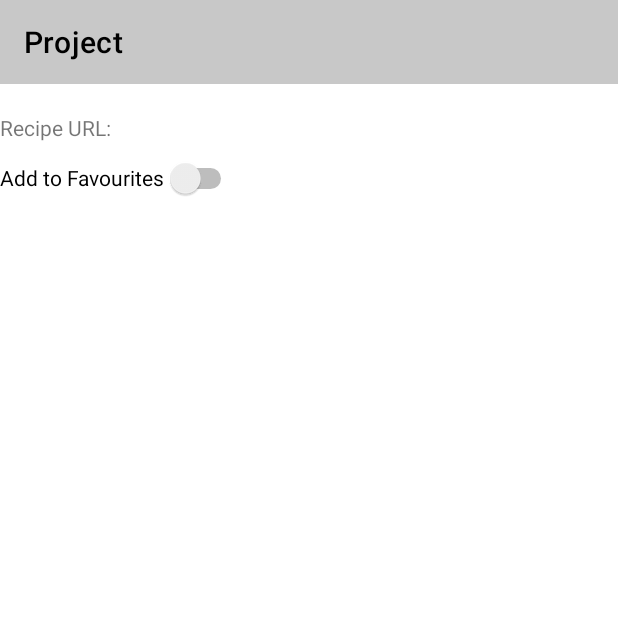
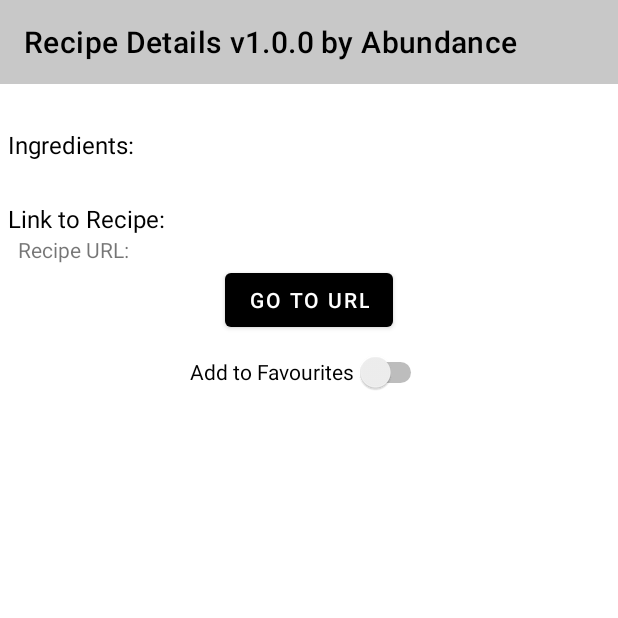
Before and after one commit to abundanceesim/AreYouHungry, an Android app: the RecipeDetailsActivity screen opened directly, with no data from a screen before it, on a phone screen of 412 x 824 dp, the top half of it. Run offline under Robolectric (Android 15) with nearby library versions, the phone set to English and light mode, and no system bars.

Commit message:
Completed recipe details page - Abundance.

```diff
--- a/app/src/main/java/com/cst2335/areyouhungry/HomeActivity.java
+++ b/app/src/main/java/com/cst2335/areyouhungry/HomeActivity.java
@@ -24,7 +24,7 @@ import java.util.TimerTask;
 public class HomeActivity extends AppCompatActivity {
     /**TO DO:
      * Make Snackbar work
-     * Use Aync Task to retrieve probably a title for the recipe app
+     * Use Async Task to retrieve probably a title for the recipe app
      * Make frame layout and use it for the person's name or something. Create a fragment and pass the person's name into it
      * Add a login button that redirects the user to an activity(HomeFragment) which is an About page.
      * "Thank you so much for using our app, usersName! We really hope you enjoy the experience. Please do well to leave a rating for our app
@@ -91,9 +91,6 @@ public class HomeActivity extends AppCompatActivity {
         signUp.setOnClickListener( click -> {
             name = findViewById(R.id.userName);
             String userName = name.getText().toString();
-            //Bundle args = new Bundle();
-            //args.putString("username", userName);
-            //updateProgress();
             Intent goToSignUpPage = new Intent(HomeActivity.this, SignUpActivity.class);
             goToSignUpPage.putExtra("username", userName);
             startActivity(goToSignUpPage);
--- a/app/src/main/java/com/cst2335/areyouhungry/RecipeDetailsActivity.java
+++ b/app/src/main/java/com/cst2335/areyouhungry/RecipeDetailsActivity.java
@@ -13,25 +13,23 @@ public class RecipeDetailsActivity extends AppCompatActivity {
         super.onCreate(savedInstanceState);
         setContentView(R.layout.activity_recipe_details);
 
+        //getting results from search activity
         Intent fromSearchActivity = getIntent();
         String recipeTitle = fromSearchActivity.getStringExtra("title");
         String recipeURL = fromSearchActivity.getStringExtra("url");
+        String recipeIngredients = fromSearchActivity.getStringExtra("ingredients");
 
-
-        /*FragmentManager fragmentManager = getSupportFragmentManager();
-        fragmentManager.beginTransaction()
-                .replace(R.id.recipe_frame, RecipeFragment.class, null)
-                .setReorderingAllowed(true)
-                .addToBackStack("recipe").commit();*/
-
+        //starting fragment transaction to replace frame layout with fragment
         RecipeFragment recipeFragment = new RecipeFragment();
         FragmentTransaction ft = getSupportFragmentManager().beginTransaction();
         ft.replace(R.id.frame2, recipeFragment);    // add Fragment
         ft.commit();
 
+        //sending arguments to fragment to be used to edit layout
         Bundle bundle = new Bundle();
         bundle.putString("title", recipeTitle);
         bundle.putString("url", recipeURL);
+        bundle.putString("ingredients", recipeIngredients);
         recipeFragment.setArguments(bundle);
     }
 }
--- a/app/src/main/java/com/cst2335/areyouhungry/RecipeFragment.java
+++ b/app/src/main/java/com/cst2335/areyouhungry/RecipeFragment.java
@@ -1,15 +1,21 @@
 package com.cst2335.areyouhungry;
 
+import android.content.Intent;
+import android.net.Uri;
 import android.os.Bundle;
 
+import androidx.appcompat.widget.Toolbar;
 import androidx.fragment.app.Fragment;
 
 import android.view.LayoutInflater;
 import android.view.View;
 import android.view.ViewGroup;
+import android.widget.Button;
 import android.widget.Switch;
 import android.widget.TextView;
 import android.widget.Toast;
+
+import com.google.android.material.snackbar.Snackbar;
 
 /**
  * A simple {@link Fragment} subclass.
@@ -23,12 +29,16 @@ public class RecipeFragment extends Fragment {
     private static final String ARG_PARAM1 = "param1";
     private static final String ARG_PARAM2 = "param2";
 
+    Toolbar tBar;
     Switch fav_switch;
     TextView recipeTitle;
     String title;
     TextView recipeURL;
     String url;
+    TextView recipeIngredients;
+    String ingredients;
     boolean isFavourite;
+    Button URLButton;
 
     // TODO: Rename and change types of parameters
     private String mParam1;
@@ -71,9 +81,14 @@ public class RecipeFragment extends Fragment {
                              Bundle savedInstanceState) {
 
         View view = inflater.inflate(R.layout.fragment_recipe, container, false);
+        tBar = (Toolbar)view.findViewById(R.id.toolBar);
         fav_switch = (Switch)view.findViewById(R.id.fav_switch);
         recipeTitle = (TextView)view.findViewById(R.id.recipe_text) ;
-        recipeURL = (TextView)view.findViewById(R.id.recipe_url) ;
+        recipeURL = (TextView)view.findViewById(R.id.recipe_url);
+        recipeIngredients = (TextView)view.findViewById(R.id.ingredients_text);
+        URLButton = (Button)view.findViewById(R.id.goToURL);
+
+        tBar.setTitle("Recipe Details v1.0.0 by Abundance");
 
         if(savedInstanceState == null) {
             // Get back arguments that were passed into the Bundle
@@ -84,14 +99,26 @@ public class RecipeFragment extends Fragment {
                 url = getArguments().getString("url", "");
                 recipeURL.setText("Recipe URL: " + url);
 
+                ingredients = getArguments().getString("ingredients", "");
+                recipeIngredients.setText(ingredients);
+
 
             }
         }
 
+        URLButton.setOnClickListener( click ->{
+            url = getArguments().getString("url", "");
+            Intent goToURL = new Intent(Intent.ACTION_VIEW);
+            goToURL.setData( Uri.parse(url) );
+            startActivity(goToURL);
+        });
+
         fav_switch.setOnCheckedChangeListener((compoundButton, b) -> {
             if (b) {
                 isFavourite = true;
-                Toast.makeText(getActivity(), "Added to favourites", Toast.LENGTH_SHORT).show();
+                Snackbar snack = Snackbar.make(fav_switch, "Added to favourites", Snackbar.LENGTH_SHORT);
+                snack.show();
+                //Toast.makeText(getActivity(), "Added to favourites", Toast.LENGTH_SHORT).show();
             } else {
                 Toast.makeText(getActivity(), "Removed from favourites", Toast.LENGTH_LONG).show();
             }
--- a/app/src/main/res/layout/fragment_recipe.xml
+++ b/app/src/main/res/layout/fragment_recipe.xml
@@ -17,29 +17,72 @@
             layout="@layout/toolbar_layout"
             app:layout_constraintTop_toTopOf="parent" />
 
-        <!-- TODO: Update blank fragment layout -->
         <TextView
             android:id="@+id/recipe_text"
             android:layout_width="wrap_content"
             android:layout_height="wrap_content"
             android:layout_below="@id/toolBar"
-            android:text="@string/hello_blank_fragment" />
+            android:text="@string/hello_blank_fragment"
+            android:textAllCaps="true"
+            android:textColor="@color/black"
+            android:textSize="20sp"
+            android:textStyle="bold"
+            android:paddingLeft="5dp"/>
+
+        <TextView
+            android:id="@+id/ingredients_title"
+            android:layout_width="wrap_content"
+            android:layout_height="wrap_content"
+            android:layout_below="@+id/recipe_text"
+            android:layout_marginTop="2dp"
+            android:paddingLeft="5dp"
+            android:text="Ingredients: "
+            android:textColor="@color/black"
+            android:textSize="16sp" />
+
+        <TextView
+            android:id="@+id/ingredients_text"
+            android:layout_width="match_parent"
+            android:layout_height="wrap_content"
+            android:layout_below="@id/ingredients_title"
+            android:text="Ingredients will go here"
+            android:paddingLeft="12dp"/>
+
+        <TextView
+            android:id="@+id/url_title"
+            android:layout_width="wrap_content"
+            android:layout_height="wrap_content"
+            android:layout_below="@+id/ingredients_text"
+            android:text="Link to Recipe: "
+            android:textColor="@color/black"
+            android:textSize="16sp"
+            android:layout_marginTop="8dp"
+            android:paddingLeft="5dp"/>
 
         <TextView
             android:id="@+id/recipe_url"
             android:layout_width="wrap_content"
             android:layout_height="wrap_content"
-            android:layout_below="@id/recipe_text"
-            android:text="@string/url_goes_here" />
+            android:layout_below="@id/url_title"
+            android:text="@string/url_goes_here"
+            android:paddingLeft="12dp"/>
 
+        <Button
+            android:id="@+id/goToURL"
+            android:layout_width="wrap_content"
+            android:layout_height="wrap_content"
+            android:layout_below="@id/recipe_url"
+            android:text="Go to URL"
+            android:layout_centerHorizontal="true"/>
 
         <Switch
             android:id="@+id/fav_switch"
             android:layout_width="wrap_content"
             android:layout_height="wrap_content"
-            android:layout_below="@id/recipe_url"
+            android:layout_below="@id/goToURL"
             android:minHeight="48dp"
-            android:text="@string/add_to_favourites" />
+            android:text="@string/add_to_favourites"
+            android:layout_centerHorizontal="true"/>
 
     </RelativeLayout>
 
```
Also changed, not shown: app/src/main/java/com/cst2335/areyouhungry/SearchActivity.java (+40 -32 lines).
